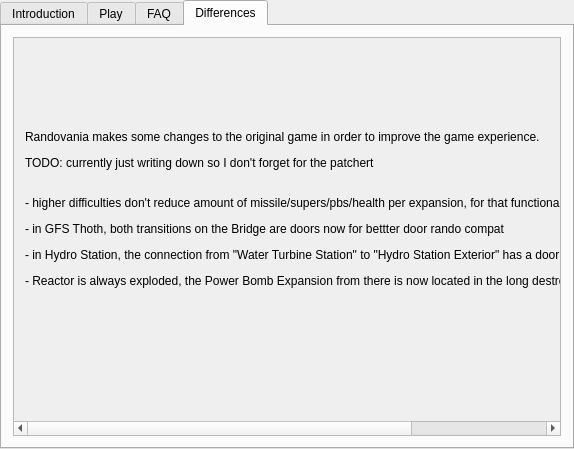
Qt form randovania/gui/ui_files/games_tab_am2r_widget.ui (randovania/randovania) before a commit.
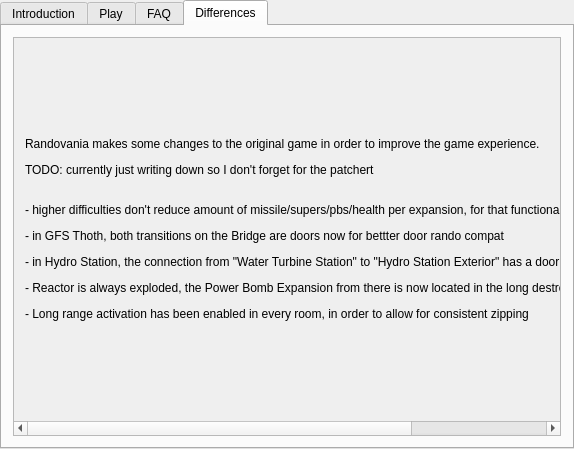
The same form after that commit. The open tabs and pages were chosen to show the change. Custom widgets are drawn as their Qt base class.

The edit to the form file:
```diff
--- a/randovania/gui/ui_files/games_tab_am2r_widget.ui
+++ b/randovania/gui/ui_files/games_tab_am2r_widget.ui
@@ -140,7 +140,7 @@
         <item>
          <widget class="QLabel" name="differences_label">
           <property name="text">
-           <string>&lt;html&gt;&lt;head/&gt;&lt;body&gt;&lt;p&gt;Randovania makes some changes to the original game in order to improve the game experience.&lt;/p&gt;&lt;p&gt;TODO: currently just writing down so I don't forget for the patchert&lt;/p&gt;&lt;p&gt;&lt;br/&gt;- higher difficulties don't reduce amount of missile/supers/pbs/health per expansion, for that functionality use rdv's built-in features&lt;/p&gt;&lt;p&gt;- in GFS Thoth, both transitions on the Bridge are doors now for bettter door rando compat&lt;/p&gt;&lt;p&gt;- in Hydro Station, the connection from &amp;quot;Water Turbine Station&amp;quot; to &amp;quot;Hydro Station Exterior&amp;quot; has a door now for better door rando compat&lt;/p&gt;&lt;p&gt;- Reactor is always exploded, the Power Bomb Expansion from there is now located in the long destroyed shaft&lt;/p&gt;&lt;p&gt;&lt;br/&gt;&lt;/p&gt;&lt;/body&gt;&lt;/html&gt;</string>
+           <string>&lt;html&gt;&lt;head/&gt;&lt;body&gt;&lt;p&gt;Randovania makes some changes to the original game in order to improve the game experience.&lt;/p&gt;&lt;p&gt;TODO: currently just writing down so I don't forget for the patchert&lt;/p&gt;&lt;p&gt;&lt;br/&gt;- higher difficulties don't reduce amount of missile/supers/pbs/health per expansion, for that functionality use rdv's built-in features&lt;/p&gt;&lt;p&gt;- in GFS Thoth, both transitions on the Bridge are doors now for bettter door rando compat&lt;/p&gt;&lt;p&gt;- in Hydro Station, the connection from &amp;quot;Water Turbine Station&amp;quot; to &amp;quot;Hydro Station Exterior&amp;quot; has a door now for better door rando compat&lt;/p&gt;&lt;p&gt;- Reactor is always exploded, the Power Bomb Expansion from there is now located in the long destroyed shaft&lt;/p&gt;&lt;p&gt;- Long range activation has been enabled in every room, in order to allow for consistent zipping&lt;/p&gt;&lt;/body&gt;&lt;/html&gt;</string>
           </property>
          </widget>
         </item>
```
